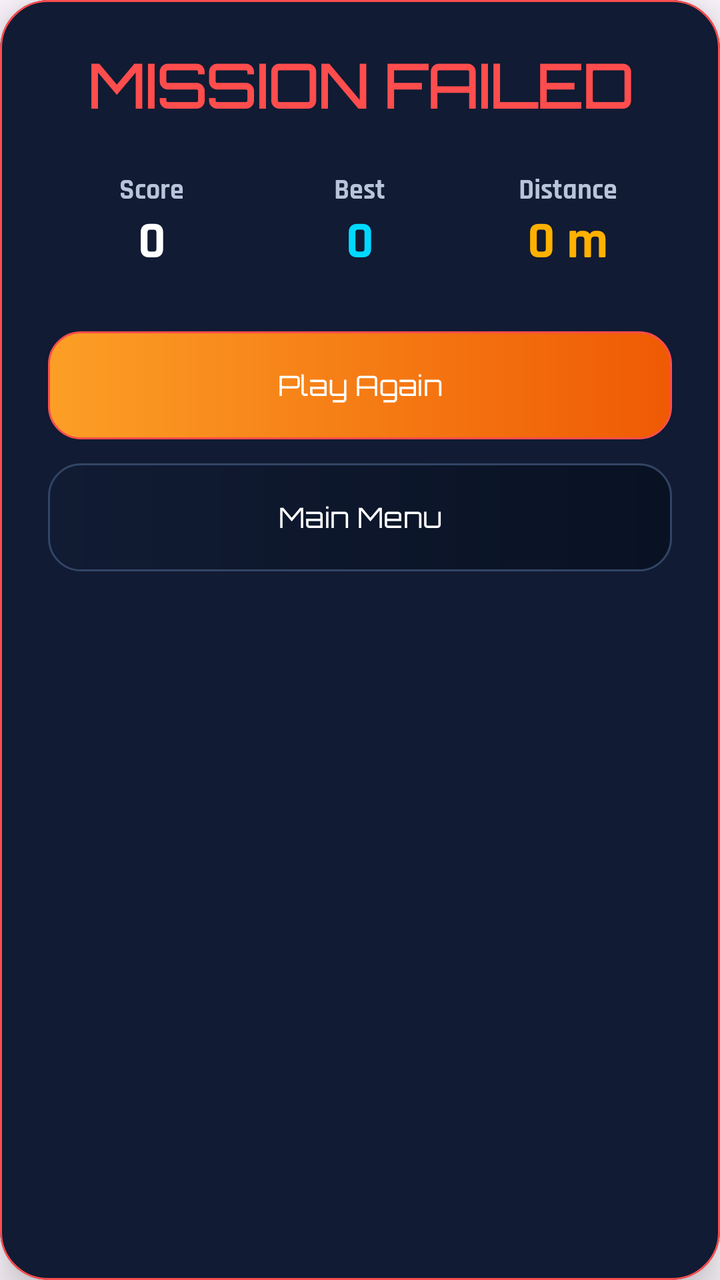
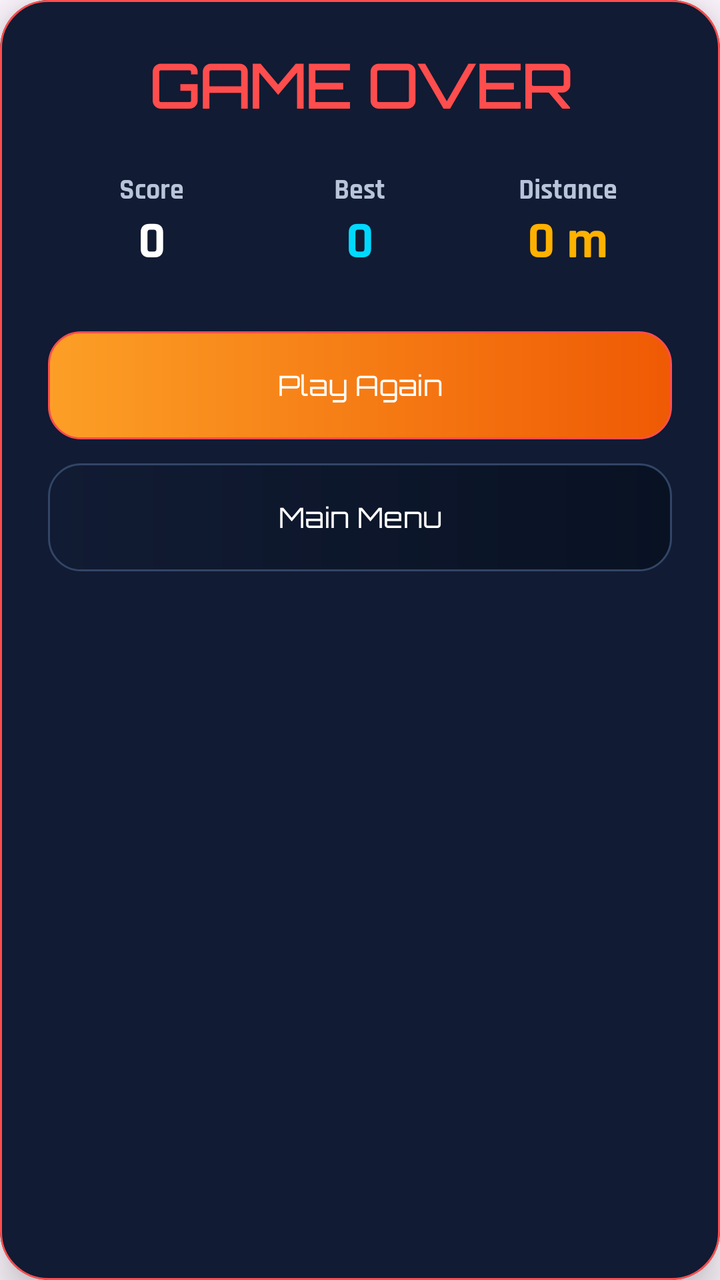

Two renders of the same Android screen: before a commit and after it. Below are the layout's source before the change and the commit's diff.
<!-- AndroidManifest.xml: application theme Theme.RocketKingBeyondOrbit -->
<!-- res/layout/dialog_game_over.xml -->
<?xml version="1.0" encoding="utf-8"?>
<com.google.android.material.card.MaterialCardView
    xmlns:android="http://schemas.android.com/apk/res/android"
    xmlns:app="http://schemas.android.com/apk/res-auto"
    android:layout_width="420dp"
    android:layout_height="wrap_content"
    android:background="@android:color/transparent"
    app:cardBackgroundColor="@color/space_surface"
    app:cardCornerRadius="24dp"
    app:cardElevation="12dp"
    app:strokeColor="@color/danger_red"
    app:strokeWidth="1dp">

    <LinearLayout
        android:layout_width="match_parent"
        android:layout_height="wrap_content"
        android:orientation="vertical"
        android:padding="24dp">

        
        
        

        <TextView
            android:layout_width="match_parent"
            android:layout_height="wrap_content"
            android:gravity="center"
            android:text="MISSION FAILED"
            android:textColor="@color/danger_red"
            android:fontFamily="@font/orbitron"
            android:textSize="30sp"
            android:textStyle="bold"/>

        
        
        

        <LinearLayout
            android:layout_width="match_parent"
            android:layout_height="wrap_content"
            android:layout_marginTop="24dp"
            android:gravity="center"
            android:orientation="horizontal">

            <LinearLayout
                android:layout_width="0dp"
                android:layout_height="wrap_content"
                android:layout_weight="1"
                android:gravity="center"
                android:orientation="vertical">

                <TextView
                    android:layout_width="wrap_content"
                    android:layout_height="wrap_content"
                    android:text="Score"
                    android:fontFamily="@font/rajdhani_bold"
                    android:textColor="@color/text_secondary"/>

                <TextView
                    android:id="@+id/txtScore"
                    android:layout_width="wrap_content"
                    android:layout_height="wrap_content"
                    android:text="0"
                    android:fontFamily="@font/rajdhani_bold"
                    android:textColor="@color/text_white"
                    android:textSize="26sp"
                    android:textStyle="bold"/>

            </LinearLayout>

            <LinearLayout
                android:layout_width="0dp"
                android:layout_height="wrap_content"
                android:layout_weight="1"
                android:gravity="center"
                android:orientation="vertical">

                <TextView
                    android:layout_width="wrap_content"
                    android:layout_height="wrap_content"
                    android:fontFamily="@font/rajdhani_bold"
                    android:text="Best"
                    android:textColor="@color/text_secondary"/>

                <TextView
                    android:id="@+id/txtBestScore"
                    android:layout_width="wrap_content"
                    android:layout_height="wrap_content"
                    android:text="0"
                    android:textColor="@color/accent_cyan"
                    android:fontFamily="@font/rajdhani_bold"
                    android:textSize="26sp"
                    android:textStyle="bold"/>

            </LinearLayout>

            <LinearLayout
                android:layout_width="0dp"
                android:layout_height="wrap_content"
                android:layout_weight="1"
                android:gravity="center"
                android:orientation="vertical">

                <TextView
                    android:layout_width="wrap_content"
                    android:layout_height="wrap_content"
                    android:text="Distance"
                    android:fontFamily="@font/rajdhani_bold"
                    android:textColor="@color/text_secondary"/>

                <TextView
                    android:id="@+id/txtDistance"
                    android:layout_width="wrap_content"
                    android:layout_height="wrap_content"
                    android:text="0 m"
                    android:textColor="@color/warning_orange"
                    android:fontFamily="@font/rajdhani_bold"
                    android:textSize="26sp"
                    android:textStyle="bold"/>

            </LinearLayout>

        </LinearLayout>

        
        
        

        <com.google.android.material.button.MaterialButton
            android:id="@+id/btnPlayAgain"
            android:layout_width="match_parent"
            android:layout_height="54dp"
            android:layout_marginTop="28dp"
            android:background="@drawable/bg_button_primary"
            android:text="Play Again"
            android:textAllCaps="false"
            app:backgroundTint="@null"
            android:fontFamily="@font/orbitron"
            android:textColor="@color/text_white"/>

        <com.google.android.material.button.MaterialButton
            android:id="@+id/btnMainMenu"
            android:layout_width="match_parent"
            android:layout_height="54dp"
            android:layout_marginTop="12dp"
            android:background="@drawable/bg_button_secondary"
            android:text="Main Menu"
            android:fontFamily="@font/orbitron"
            android:textAllCaps="false"
            app:backgroundTint="@null"
            android:textColor="@color/text_white"/>

    </LinearLayout>

</com.google.android.material.card.MaterialCardView>
<!-- resources referenced by this layout -->
<resources>
  <color name="accent_cyan">#00D9FF</color>
  <color name="danger_red">#FF4D4D</color>
  <color name="space_surface">#111B33</color>
  <color name="text_secondary">#B8C4D9</color>
  <color name="text_white">#FFFFFF</color>
  <color name="warning_orange">#FFB100</color>
  <!-- drawable bg_button_primary (drawable) -->
  <?xml version="1.0" encoding="utf-8"?>
  <shape xmlns:android="http://schemas.android.com/apk/res/android"
      android:shape="rectangle">
  
      <gradient
          android:angle="0"
          android:startColor="@color/game_yellow"
          android:endColor="@color/game_yellow_dark" />
  
      <corners android:radius="16dp" />
  
      <stroke
          android:width="1dp"
          android:color="@color/danger_red" />
  
      <padding
          android:left="20dp"
          android:top="12dp"
          android:right="20dp"
          android:bottom="12dp" />
  
  </shape>
  <!-- drawable bg_button_secondary (drawable) -->
  <?xml version="1.0" encoding="utf-8"?>
  <shape xmlns:android="http://schemas.android.com/apk/res/android"
      android:shape="rectangle">
  
      <gradient
          android:angle="0"
          android:startColor="@color/space_surface"
          android:endColor="@color/space_surface_dark" />
  
      <corners android:radius="16dp" />
  
      <stroke
          android:width="1dp"
          android:color="@color/card_stroke" />
  
      <padding
          android:left="20dp"
          android:top="12dp"
          android:right="20dp"
          android:bottom="12dp" />
  
  </shape>
  <style name="Theme.RocketKingBeyondOrbit" parent="Base.Theme.RocketKingBeyondOrbit" />
  <color name="game_yellow">#FC9F26</color>
  <color name="game_yellow_dark">#EF5A04</color>
  <color name="space_surface_dark">#091223</color>
  <color name="card_stroke">#324566</color>
  <style name="Base.Theme.RocketKingBeyondOrbit" parent="Theme.Material3.DayNight.NoActionBar">
          
          
          <item name="android:statusBarColor">@null</item>
          <item name="android:windowTranslucentStatus">false</item>
      </style>
</resources>

<!-- the commit's change to res/layout/dialog_game_over.xml (unified diff, before → after) -->
@@ -25,7 +25,7 @@
             android:layout_width="match_parent"
             android:layout_height="wrap_content"
             android:gravity="center"
-            android:text="MISSION FAILED"
+            android:text="GAME OVER"
             android:textColor="@color/danger_red"
             android:fontFamily="@font/orbitron"
             android:textSize="30sp"
